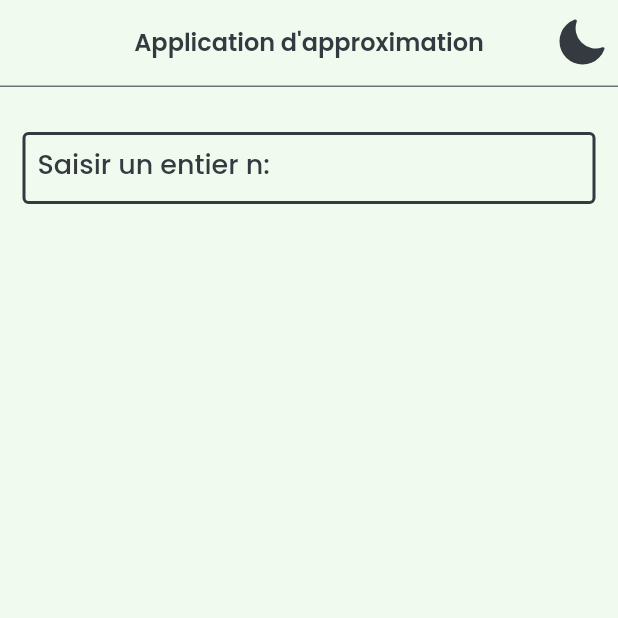
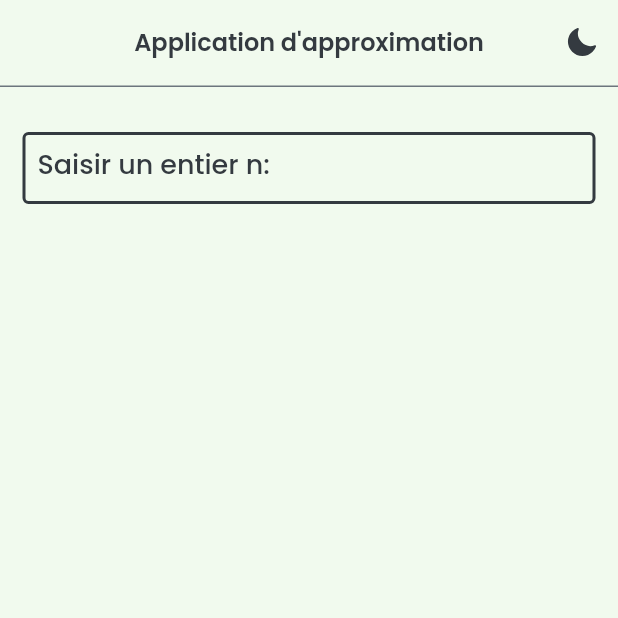
Before and after one commit to amenallahmenjli/Application-d-approximation, a Flutter app: the screen it shows after launch, on a phone screen of 412 x 824 dp, the top half of it. Run offline on Flutter 3.47's test engine with Material 2 defaults, Android fonts, the phone set to English and light mode, and no system bars; our stand-ins replace flutter_svg.

Commit message:
Change Icon size in the AppBar

```diff
--- a/lib/pages/my_home_page.dart
+++ b/lib/pages/my_home_page.dart
@@ -27,8 +27,9 @@ class MyHomePage extends StatelessWidget {
         title: const Text("Application d'approximation"),
         centerTitle: true,
         actions: [
-          IconButton(
-              iconSize: 20,
+          Padding(
+            padding: const EdgeInsets.only(top: 10, bottom: 10),
+            child: IconButton(
                 onPressed: () {
                   switchTheme(themeData);
                 },
@@ -42,7 +43,8 @@ class MyHomePage extends StatelessWidget {
                         "assets/icons/light_mode.svg",
                         colorFilter:
                             const ColorFilter.mode(lightColor, BlendMode.srcIn),
-                    ))
+                      )),
+          )
         ],
         bottom: PreferredSize(
             preferredSize: const Size.fromHeight(2),
```
Lines whose indentation alone changed are shown as unchanged.
